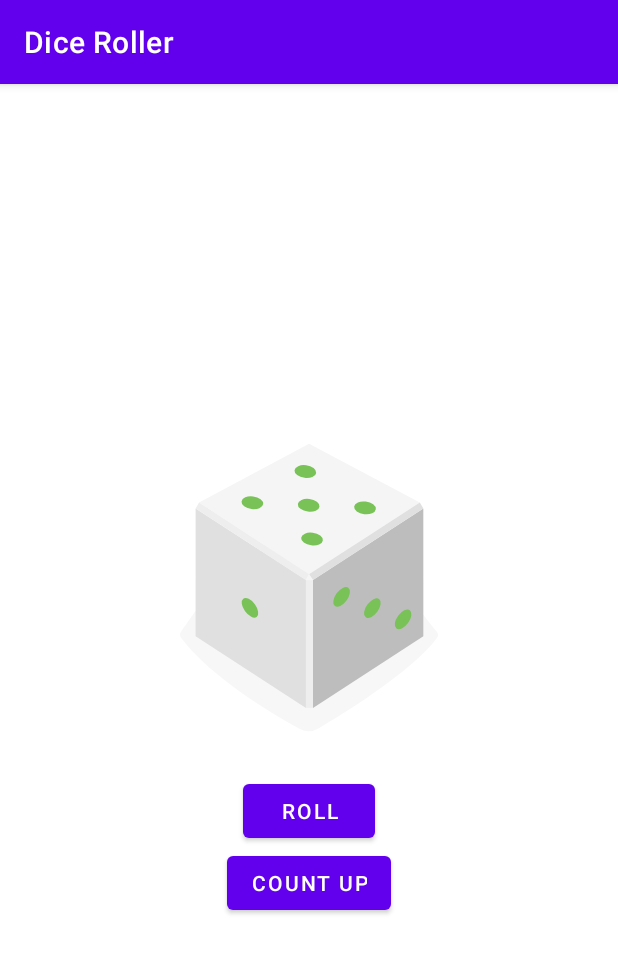
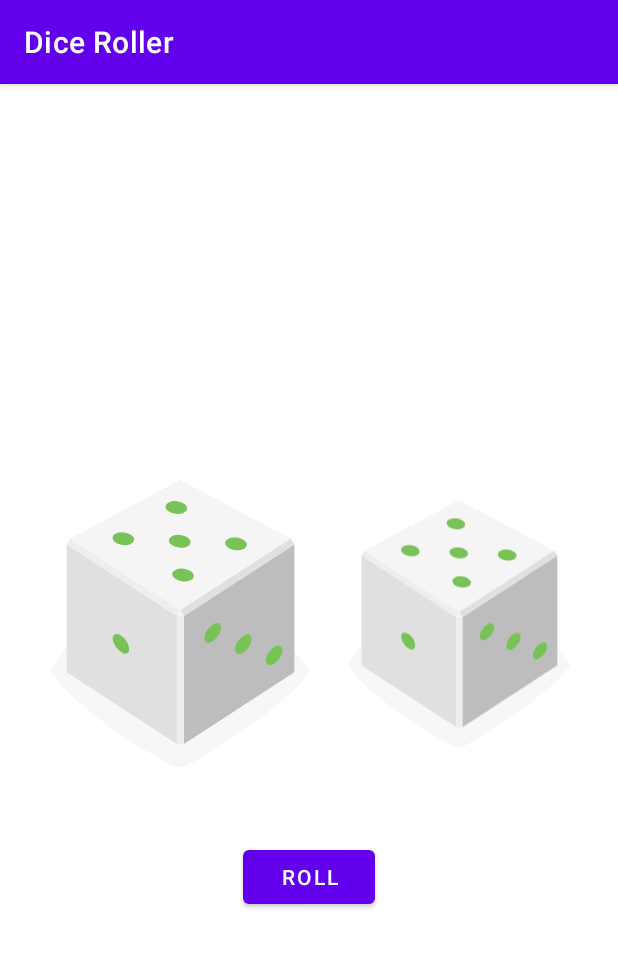
Before and after one commit to disebud/dice_exercise, an Android app: the screen it shows after launch (MainActivity), after a tap on "ROLL", on a phone screen of 412 x 824 dp. Shown: the top 953 px of the screen. Run offline under Robolectric (Android 15) with nearby library versions, the phone set to English and light mode, and no system bars.

Commit message:
Double Dice-BLK

```diff
--- a/app/build.gradle
+++ b/app/build.gradle
@@ -8,6 +8,7 @@ android {
     buildToolsVersion "30.0.2"
 
     defaultConfig {
+        vectorDrawables.useSupportLibrary = true
         applicationId "com.example.myapplication"
         minSdkVersion 19
         targetSdkVersion 30
--- a/app/src/main/java/com/example/myapplication/MainActivity.kt
+++ b/app/src/main/java/com/example/myapplication/MainActivity.kt
@@ -9,12 +9,20 @@ import android.widget.Toast
 import com.example.myapplication.R.string.hello
 
 class MainActivity : AppCompatActivity() {
+
+    private  lateinit var  diceImage : ImageView
+    private  lateinit var  diceImage2 : ImageView
+
+
     override fun onCreate(savedInstanceState: Bundle?) {
         super.onCreate(savedInstanceState)
         setContentView(R.layout.activity_main)
 
+        diceImage= findViewById(R.id.dice_image)
+        diceImage2 = findViewById(R.id.dice_image2)
+
         val rollButton: Button = findViewById(R.id.roll_buton)
-        val countUpButton: Button = findViewById(R.id.count_up_buton)
+//        val countUpButton: Button = findViewById(R.id.count_up_buton)
 
 
         rollButton.setOnClickListener{rollDice()}
@@ -24,8 +32,13 @@ class MainActivity : AppCompatActivity() {
 
 
     private fun rollDice(){
+        diceImage.setImageResource(getRandomDiceImage())
+        diceImage2.setImageResource(getRandomDiceImage())
+    }
+
+    private fun getRandomDiceImage() : Int {
+
         val randomInt = (1..6).random()
-        val diceImage: ImageView = findViewById(R.id.dice_image)
 
         val drawableResource = when (randomInt) {
             1 -> R.drawable.dice_1
@@ -36,10 +49,8 @@ class MainActivity : AppCompatActivity() {
             else -> R.drawable.dice_6
         }
 
-        diceImage.setImageResource(drawableResource)
+        return drawableResource
 
-        Toast.makeText(this,"Button Clicked, Dice Number : $randomInt",
-        Toast.LENGTH_SHORT).show()
     }
 
 //    private fun countUp(){
--- a/app/src/main/res/layout/activity_main.xml
+++ b/app/src/main/res/layout/activity_main.xml
@@ -9,12 +9,30 @@
     android:layout_gravity="center_vertical"
     tools:context=".MainActivity">
 
+    <LinearLayout
+        android:layout_width="wrap_content"
+        android:layout_height="wrap_content"
+        android:orientation="horizontal"
+        android:padding="20dp"
+        >
+
     <ImageView
         android:id="@+id/dice_image"
       android:layout_width="wrap_content"
       android:layout_height="wrap_content"
         android:layout_gravity="center_horizontal"
-     android:src="@drawable/dice_1" />
+     app:srcCompat="@drawable/empty_dice"
+     tools:src="@drawable/empty_dice" />
+
+        <ImageView
+            android:id="@+id/dice_image2"
+            android:layout_width="wrap_content"
+            android:layout_height="wrap_content"
+            android:layout_gravity="center_horizontal"
+            app:srcCompat="@drawable/empty_dice"
+            tools:src="@drawable/empty_dice" />
+
+    </LinearLayout>
 
 
     <Button
@@ -25,12 +43,12 @@
         android:text="@string/roll"
         />
 
-    <Button
-        android:id="@+id/count_up_buton"
-        android:layout_width="wrap_content"
-        android:layout_height="wrap_content"
-        android:layout_gravity="center_horizontal"
-        android:text="@string/count_up"
-        />
+<!--    <Button-->
+<!--        android:id="@+id/count_up_buton"-->
+<!--        android:layout_width="wrap_content"-->
+<!--        android:layout_height="wrap_content"-->
+<!--        android:layout_gravity="center_horizontal"-->
+<!--        android:text="@string/count_up"-->
+<!--        />-->
 
   </LinearLayout>
```
